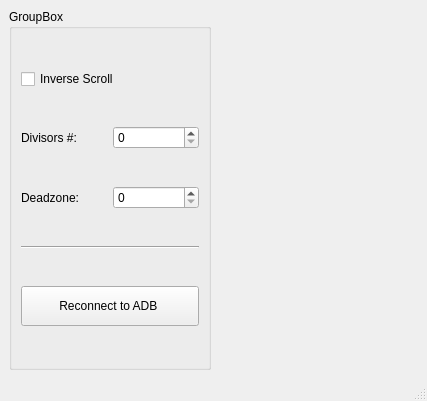
The window that src/PhoneVariableScroll.ui (JohnCiubuc/phone-variable-scroll) describes before a commit, drawn with Qt 5.
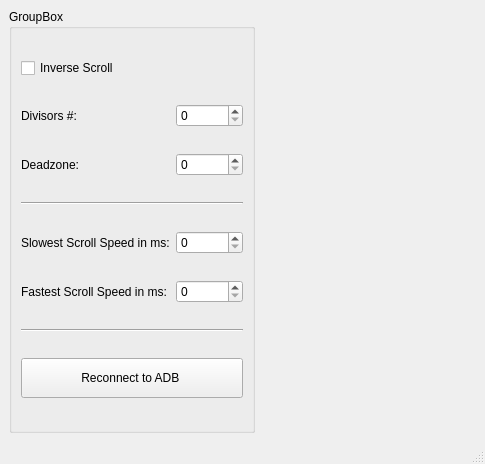
The same window after the commit.

Commit message: Fixed scaling for divisors and finger on phone image

Diff of the .ui file:
```diff
--- a/src/PhoneVariableScroll.ui
+++ b/src/PhoneVariableScroll.ui
@@ -6,8 +6,8 @@
    <rect>
     <x>0</x>
     <y>0</y>
-    <width>427</width>
-    <height>401</height>
+    <width>485</width>
+    <height>464</height>
    </rect>
   </property>
   <property name="windowTitle">
@@ -15,25 +15,33 @@
   </property>
   <widget class="QWidget" name="centralwidget">
    <layout class="QGridLayout" name="gridLayout">
-    <item row="0" column="2" rowspan="2">
-     <widget class="QLabel" name="label_Image">
-      <property name="minimumSize">
-       <size>
-        <width>100</width>
-        <height>200</height>
-       </size>
-      </property>
-      <property name="text">
-       <string/>
-      </property>
-     </widget>
-    </item>
     <item row="0" column="0" rowspan="2">
      <widget class="QGroupBox" name="groupBox">
       <property name="title">
        <string>GroupBox</string>
       </property>
       <layout class="QGridLayout" name="gridLayout_2">
+       <item row="4" column="1">
+        <widget class="QSpinBox" name="spinBox_ScrollLow">
+         <property name="maximum">
+          <number>9999999</number>
+         </property>
+        </widget>
+       </item>
+       <item row="3" column="0" colspan="2">
+        <widget class="Line" name="line_2">
+         <property name="orientation">
+          <enum>Qt::Horizontal</enum>
+         </property>
+        </widget>
+       </item>
+       <item row="4" column="0">
+        <widget class="QLabel" name="label">
+         <property name="text">
+          <string>Slowest Scroll Speed in ms:</string>
+         </property>
+        </widget>
+       </item>
        <item row="0" column="0" colspan="2">
         <widget class="QCheckBox" name="checkBox">
          <property name="text">
@@ -41,6 +49,48 @@
          </property>
         </widget>
        </item>
+       <item row="5" column="0">
+        <widget class="QLabel" name="label_4">
+         <property name="text">
+          <string>Fastest Scroll Speed in ms:</string>
+         </property>
+        </widget>
+       </item>
+       <item row="5" column="1">
+        <widget class="QSpinBox" name="spinBox_ScrollHigh">
+         <property name="maximum">
+          <number>9999999</number>
+         </property>
+        </widget>
+       </item>
+       <item row="1" column="1">
+        <widget class="QSpinBox" name="spinBox_Divisor">
+         <property name="maximum">
+          <number>99999</number>
+         </property>
+        </widget>
+       </item>
+       <item row="2" column="0">
+        <widget class="QLabel" name="label_3">
+         <property name="text">
+          <string>Deadzone:</string>
+         </property>
+        </widget>
+       </item>
+       <item row="2" column="1">
+        <widget class="QSpinBox" name="spinBox_Deadzone">
+         <property name="maximum">
+          <number>99999</number>
+         </property>
+        </widget>
+       </item>
+       <item row="6" column="0" colspan="2">
+        <widget class="Line" name="line">
+         <property name="orientation">
+          <enum>Qt::Horizontal</enum>
+         </property>
+        </widget>
+       </item>
        <item row="1" column="0">
         <widget class="QLabel" name="label_2">
          <property name="text">
@@ -48,14 +98,7 @@
          </property>
         </widget>
        </item>
-       <item row="1" column="1">
-        <widget class="QSpinBox" name="spinBox_Divisor">
-         <property name="maximum">
-          <number>99999</number>
-         </property>
-        </widget>
-       </item>
-       <item row="4" column="0" colspan="2">
+       <item row="8" column="0" colspan="2">
         <widget class="QPushButton" name="pushButton">
          <property name="minimumSize">
           <size>
@@ -68,30 +111,22 @@
          </property>
         </widget>
        </item>
-       <item row="3" column="0" colspan="2">
-        <widget class="Line" name="line">
-         <property name="orientation">
-          <enum>Qt::Horizontal</enum>
-         </property>
-        </widget>
-       </item>
-       <item row="2" column="0">
-        <widget class="QLabel" name="label_3">
-         <property name="text">
-          <string>Deadzone:</string>
-         </property>
-        </widget>
-       </item>
-       <item row="2" column="1">
-        <widget class="QSpinBox" name="spinBox_Deadzone">
-         <property name="maximum">
-          <number>99999</number>
-         </property>
-        </widget>
-       </item>
       </layout>
      </widget>
     </item>
+    <item row="0" column="2" rowspan="2">
+     <widget class="QLabel" name="label_Image">
+      <property name="minimumSize">
+       <size>
+        <width>200</width>
+        <height>400</height>
+       </size>
+      </property>
+      <property name="text">
+       <string/>
+      </property>
+     </widget>
+    </item>
    </layout>
   </widget>
   <widget class="QMenuBar" name="menubar">
```
Left out of the diff: 2 changed lines with no effect on the pictures. The commit also changes 3 other files.
